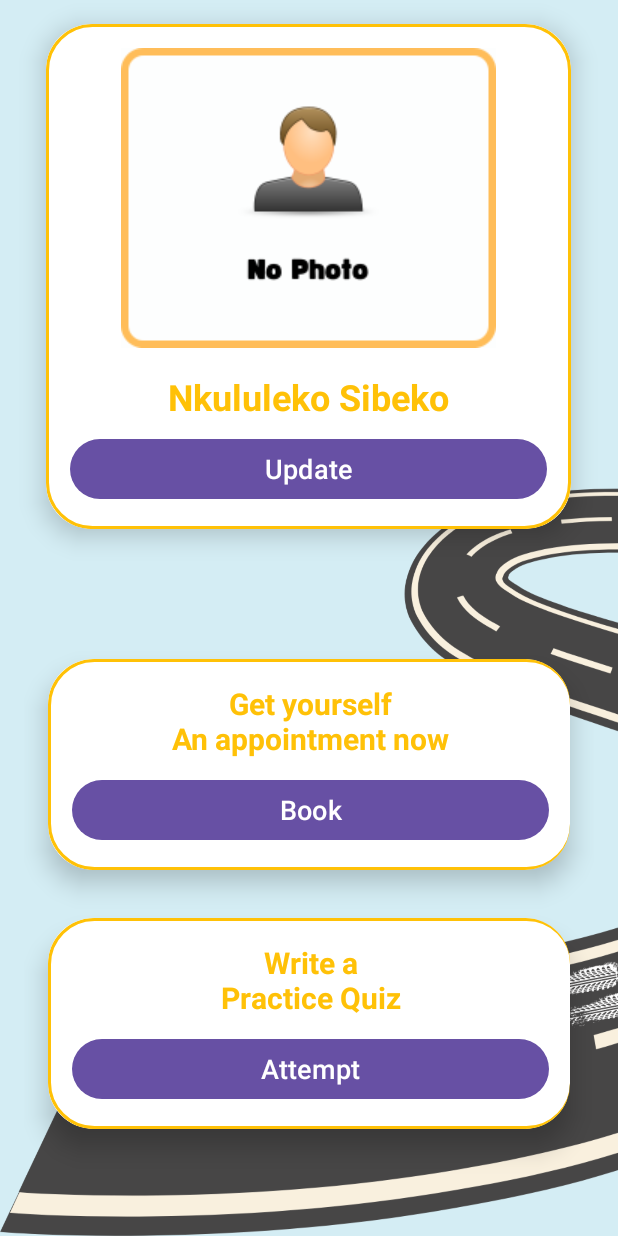
After one commit to nkululekosibeko/Durban-First-Final-App, an Android app: the StudentActivity screen opened directly, with no data from a screen before it, on a phone screen of 412 x 824 dp. The commit adds this screen. Run offline under Robolectric (Android 15) with nearby library versions, the phone set to English and light mode, and no system bars.

Commit message:
Trying to implement two users admin = Hardcoded & reguler user = creates account

```diff
--- a/app/src/main/AndroidManifest.xml
+++ b/app/src/main/AndroidManifest.xml
@@ -12,6 +12,9 @@
         android:supportsRtl="true"
         android:theme="@style/Theme.DurbanFirst"
         tools:targetApi="31">
+        <activity
+            android:name=".AdminActivity"
+            android:exported="false" />
         <activity
             android:name=".LoginActivity"
             android:exported="false" />
@@ -28,7 +31,7 @@
             </intent-filter>
         </activity>
         <activity
-            android:name=".MainActivity"
+            android:name=".StudentActivity"
             android:exported="true" />
     </application>
 
--- a/app/src/main/java/com/example/durbanfirst/MainActivity.java
+++ b/app/src/main/java/com/example/durbanfirst/AdminActivity.java
@@ -8,13 +8,13 @@ import androidx.core.graphics.Insets;
 import androidx.core.view.ViewCompat;
 import androidx.core.view.WindowInsetsCompat;
 
-public class MainActivity extends AppCompatActivity {
+public class AdminActivity extends AppCompatActivity {
 
     @Override
     protected void onCreate(Bundle savedInstanceState) {
         super.onCreate(savedInstanceState);
         EdgeToEdge.enable(this);
-        setContentView(R.layout.activity_main);
+        setContentView(R.layout.activity_admin);
         ViewCompat.setOnApplyWindowInsetsListener(findViewById(R.id.main), (v, insets) -> {
             Insets systemBars = insets.getInsets(WindowInsetsCompat.Type.systemBars());
             v.setPadding(systemBars.left, systemBars.top, systemBars.right, systemBars.bottom);
--- a/app/src/main/java/com/example/durbanfirst/LoginActivity.java
+++ b/app/src/main/java/com/example/durbanfirst/LoginActivity.java
@@ -105,7 +105,7 @@ public class LoginActivity extends AppCompatActivity {
                     }
 
                     if (passwordFromDB != null && passwordFromDB.equals(userPassword)) {
-                        Intent intent = new Intent(LoginActivity.this, MainActivity.class);
+                        Intent intent = new Intent(LoginActivity.this, StudentActivity.class);
                         startActivity(intent);
                     } else {
                         loginPassword.setError("Invalid Credentials");
--- /dev/null
+++ b/app/src/main/java/com/example/durbanfirst/StudentActivity.java
@@ -0,0 +1,24 @@
+package com.example.durbanfirst;
+
+import android.os.Bundle;
+
+import androidx.activity.EdgeToEdge;
+import androidx.appcompat.app.AppCompatActivity;
+import androidx.core.graphics.Insets;
+import androidx.core.view.ViewCompat;
+import androidx.core.view.WindowInsetsCompat;
+
+public class StudentActivity extends AppCompatActivity {
+
+    @Override
+    protected void onCreate(Bundle savedInstanceState) {
+        super.onCreate(savedInstanceState);
+        EdgeToEdge.enable(this);
+        setContentView(R.layout.activity_student);
+        ViewCompat.setOnApplyWindowInsetsListener(findViewById(R.id.main), (v, insets) -> {
+            Insets systemBars = insets.getInsets(WindowInsetsCompat.Type.systemBars());
+            v.setPadding(systemBars.left, systemBars.top, systemBars.right, systemBars.bottom);
+            return insets;
+        });
+    }
+}
--- a/app/src/main/res/layout/activity_main.xml
+++ b/app/src/main/res/layout/activity_admin.xml
@@ -9,7 +9,7 @@
     android:background="@drawable/pagebkg_main"
     android:orientation="vertical"
     android:gravity="center"
-    tools:context=".MainActivity">
+    tools:context=".StudentActivity">
 
     <!-- Profile CardView -->
     <androidx.cardview.widget.CardView
--- /dev/null
+++ b/app/src/main/res/layout/activity_student.xml
@@ -0,0 +1,150 @@
+<?xml version="1.0" encoding="utf-8"?>
+<LinearLayout
+    xmlns:android="http://schemas.android.com/apk/res/android"
+    xmlns:app="http://schemas.android.com/apk/res-auto"
+    xmlns:tools="http://schemas.android.com/tools"
+    android:id="@+id/main"
+    android:layout_width="match_parent"
+    android:layout_height="match_parent"
+    android:background="@drawable/pagebkg_main"
+    android:orientation="vertical"
+    android:gravity="center"
+    tools:context=".StudentActivity">
+
+    <!-- Profile CardView -->
+    <androidx.cardview.widget.CardView
+        android:layout_width="wrap_content"
+        android:layout_height="wrap_content"
+        android:layout_margin="16dp"
+        app:cardCornerRadius="30dp"
+        app:cardElevation="10dp">
+
+        <LinearLayout
+            android:layout_width="350dp"
+            android:layout_height="wrap_content"
+            android:orientation="vertical"
+            android:gravity="center"
+            android:padding="16dp"
+            android:background="@drawable/lavender_border">
+
+            <ImageView
+                android:layout_width="250dp"
+                android:layout_height="200dp"
+                android:src="@drawable/dummp_profile"
+                android:layout_gravity="center"
+                android:layout_marginBottom="16dp"
+                android:background="@drawable/dummp_profile"
+                android:scaleType="centerCrop"/>
+
+            <TextView
+                android:layout_width="match_parent"
+                android:layout_height="wrap_content"
+                android:text="Nkululeko Sibeko"
+                android:textSize="24sp"
+                android:textAlignment="center"
+                android:textStyle="bold"
+                android:textColor="@color/lavender"
+                android:layout_marginBottom="8dp"/>
+
+            <Button
+                android:layout_width="match_parent"
+                android:layout_height="wrap_content"
+                android:text="Update"
+                android:id="@+id/update_button"
+                android:textSize="18sp"
+                app:cornerRadius="20dp"/>
+
+        </LinearLayout>
+    </androidx.cardview.widget.CardView>
+
+    <ScrollView
+        android:layout_width="match_parent"
+        android:layout_height="match_parent"
+        android:fillViewport="true">
+
+        <LinearLayout
+            android:layout_width="match_parent"
+            android:layout_height="wrap_content"
+            android:orientation="vertical"
+            android:gravity="center"
+            android:padding="16dp">
+
+            <!-- Appointment CardView -->
+            <androidx.cardview.widget.CardView
+                android:layout_width="wrap_content"
+                android:layout_height="wrap_content"
+                android:layout_margin="16dp"
+                app:cardCornerRadius="30dp"
+                app:cardElevation="10dp">
+
+                <LinearLayout
+                    android:layout_width="350dp"
+                    android:layout_height="wrap_content"
+                    android:orientation="vertical"
+                    android:gravity="center"
+                    android:padding="16dp"
+                    android:background="@drawable/lavender_border">
+
+                    <TextView
+                        android:layout_width="match_parent"
+                        android:layout_height="wrap_content"
+                        android:text="Get yourself\nAn appointment now"
+                        android:textSize="20sp"
+                        android:textAlignment="center"
+                        android:textStyle="bold"
+                        android:textColor="@color/lavender"
+                        android:layout_marginBottom="10dp"/>
+
+                    <Button
+                        android:layout_width="match_parent"
+                        android:layout_height="wrap_content"
+                        android:text="Book"
+                        android:id="@+id/book_button"
+                        android:textSize="18sp"
+                        app:cornerRadius="20dp"/>
+
+                </LinearLayout>
+            </androidx.cardview.widget.CardView>
+
+            <!-- Quiz CardView -->
+            <androidx.cardview.widget.CardView
+                android:layout_width="wrap_content"
+                android:layout_height="wrap_content"
+                android:layout_margin="16dp"
+                app:cardCornerRadius="30dp"
+                app:cardElevation="10dp">
+
+                <LinearLayout
+                    android:layout_width="350dp"
+                    android:layout_height="wrap_content"
+                    android:orientation="vertical"
+                    android:gravity="center"
+                    android:padding="16dp"
+                    android:background="@drawable/lavender_border">
+
+                    <TextView
+                        android:layout_width="match_parent"
+                        android:layout_height="wrap_content"
+                        android:text="Write a\nPractice Quiz"
+                        android:textSize="20sp"
+                        android:textAlignment="center"
+                        android:textStyle="bold"
+                        android:textColor="@color/lavender"
+                        android:layout_marginBottom="10dp"/>
+
+                    <Button
+                        android:layout_width="match_parent"
+                        android:layout_height="wrap_content"
+                        android:text="Attempt"
+                        android:id="@+id/attempt_button"
+                        android:textSize="18sp"
+                        app:cornerRadius="20dp"/>
+
+                </LinearLayout>
+            </androidx.cardview.widget.CardView>
+
+        </LinearLayout>
+
+    </ScrollView>
+
+</LinearLayout>
```
